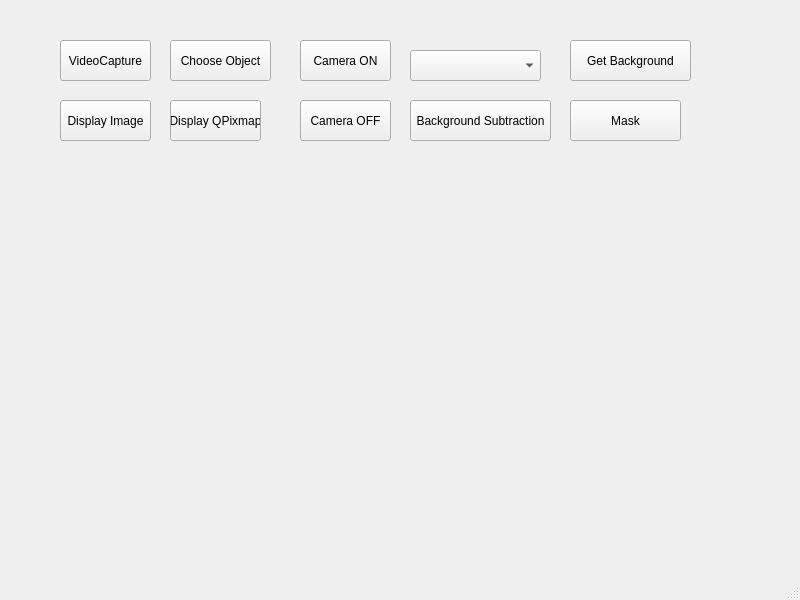
First picture: the form in image-processing/mainwindow.ui, repository tramnguyen72/thesis-vision, before the edit.
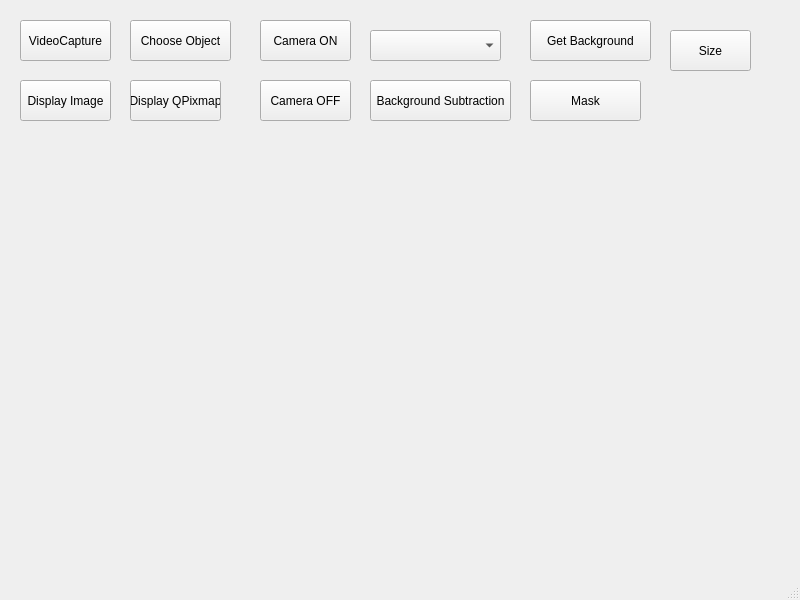
Second picture: the form after the edit.

Diff of the .ui file:
```diff
--- a/image-processing/mainwindow.ui
+++ b/image-processing/mainwindow.ui
@@ -17,8 +17,8 @@
    <widget class="QPushButton" name="displayImage">
     <property name="geometry">
      <rect>
-      <x>60</x>
-      <y>100</y>
+      <x>20</x>
+      <y>80</y>
       <width>91</width>
       <height>41</height>
      </rect>
@@ -30,8 +30,8 @@
    <widget class="QPushButton" name="videoCapture">
     <property name="geometry">
      <rect>
-      <x>60</x>
-      <y>40</y>
+      <x>20</x>
+      <y>20</y>
       <width>91</width>
       <height>41</height>
      </rect>
@@ -43,8 +43,8 @@
    <widget class="QPushButton" name="camera">
     <property name="geometry">
      <rect>
-      <x>300</x>
-      <y>40</y>
+      <x>260</x>
+      <y>20</y>
       <width>91</width>
       <height>41</height>
      </rect>
@@ -56,8 +56,8 @@
    <widget class="QLabel" name="label">
     <property name="geometry">
      <rect>
-      <x>80</x>
-      <y>150</y>
+      <x>40</x>
+      <y>130</y>
       <width>51</width>
       <height>21</height>
      </rect>
@@ -69,8 +69,8 @@
    <widget class="QPushButton" name="camera_off">
     <property name="geometry">
      <rect>
-      <x>300</x>
-      <y>100</y>
+      <x>260</x>
+      <y>80</y>
       <width>91</width>
       <height>41</height>
      </rect>
@@ -82,8 +82,8 @@
    <widget class="QComboBox" name="cbx_StreamCamera">
     <property name="geometry">
      <rect>
-      <x>410</x>
-      <y>50</y>
+      <x>370</x>
+      <y>30</y>
       <width>131</width>
       <height>31</height>
      </rect>
@@ -92,8 +92,8 @@
    <widget class="QPushButton" name="background_subtraction">
     <property name="geometry">
      <rect>
-      <x>410</x>
-      <y>100</y>
+      <x>370</x>
+      <y>80</y>
       <width>141</width>
       <height>41</height>
      </rect>
@@ -105,8 +105,8 @@
    <widget class="QPushButton" name="displayQPixmap">
     <property name="geometry">
      <rect>
-      <x>170</x>
-      <y>100</y>
+      <x>130</x>
+      <y>80</y>
       <width>91</width>
       <height>41</height>
      </rect>
@@ -131,8 +131,8 @@
    <widget class="QPushButton" name="Get_Background">
     <property name="geometry">
      <rect>
-      <x>570</x>
-      <y>40</y>
+      <x>530</x>
+      <y>20</y>
       <width>121</width>
       <height>41</height>
      </rect>
@@ -144,8 +144,8 @@
    <widget class="QPushButton" name="Mask">
     <property name="geometry">
      <rect>
-      <x>570</x>
-      <y>100</y>
+      <x>530</x>
+      <y>80</y>
       <width>111</width>
       <height>41</height>
      </rect>
@@ -157,8 +157,8 @@
    <widget class="QPushButton" name="chooseObject">
     <property name="geometry">
      <rect>
-      <x>170</x>
-      <y>40</y>
+      <x>130</x>
+      <y>20</y>
       <width>101</width>
       <height>41</height>
      </rect>
@@ -167,6 +167,19 @@
      <string>Choose Object</string>
     </property>
    </widget>
+   <widget class="QPushButton" name="Size">
+    <property name="geometry">
+     <rect>
+      <x>670</x>
+      <y>30</y>
+      <width>81</width>
+      <height>41</height>
+     </rect>
+    </property>
+    <property name="text">
+     <string>Size</string>
+    </property>
+   </widget>
   </widget>
   <widget class="QMenuBar" name="menubar">
    <property name="geometry">
```
